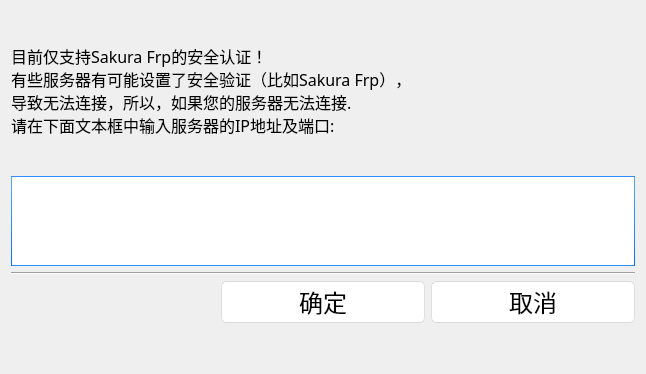
This is src/user/ui/RegisterWindow.ui in StarsetNight/Lhat as Qt 5 draws it before an edit. The edited form follows.
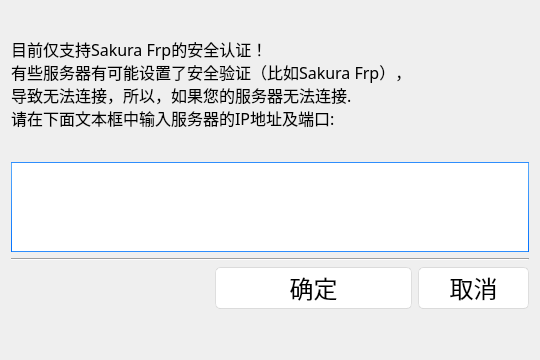
This is the edited form.

```diff
--- a/src/user/ui/RegisterWindow.ui
+++ b/src/user/ui/RegisterWindow.ui
@@ -6,8 +6,8 @@
    <rect>
     <x>0</x>
     <y>0</y>
-    <width>646</width>
-    <height>374</height>
+    <width>540</width>
+    <height>360</height>
    </rect>
   </property>
   <property name="sizePolicy">
```
